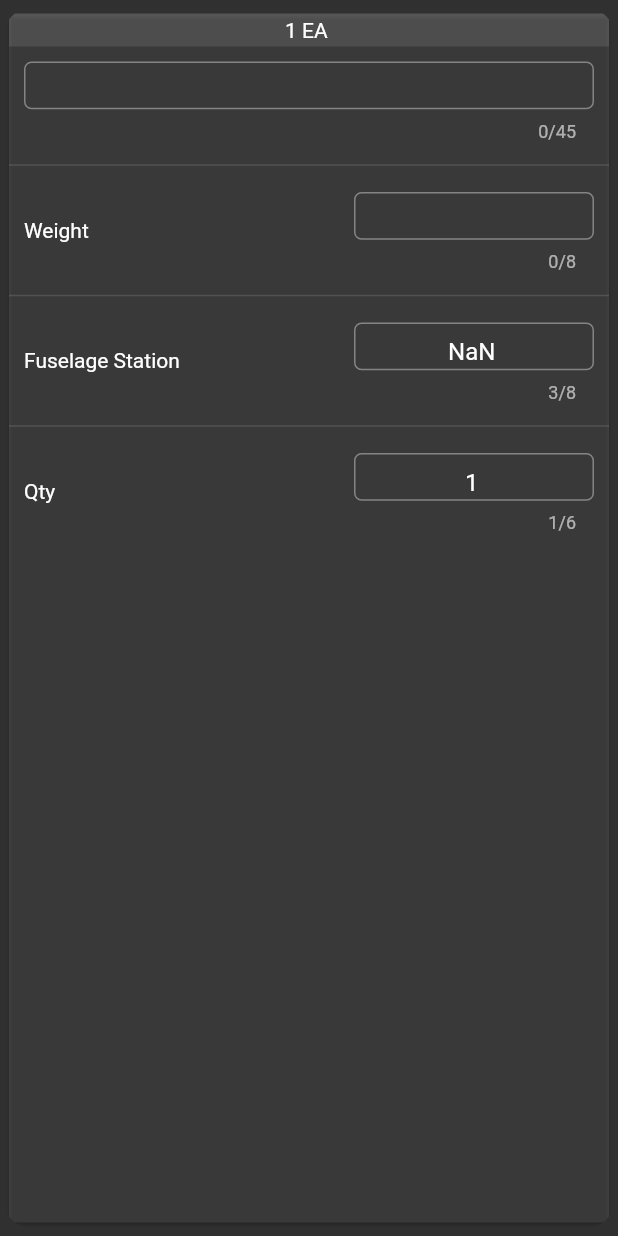
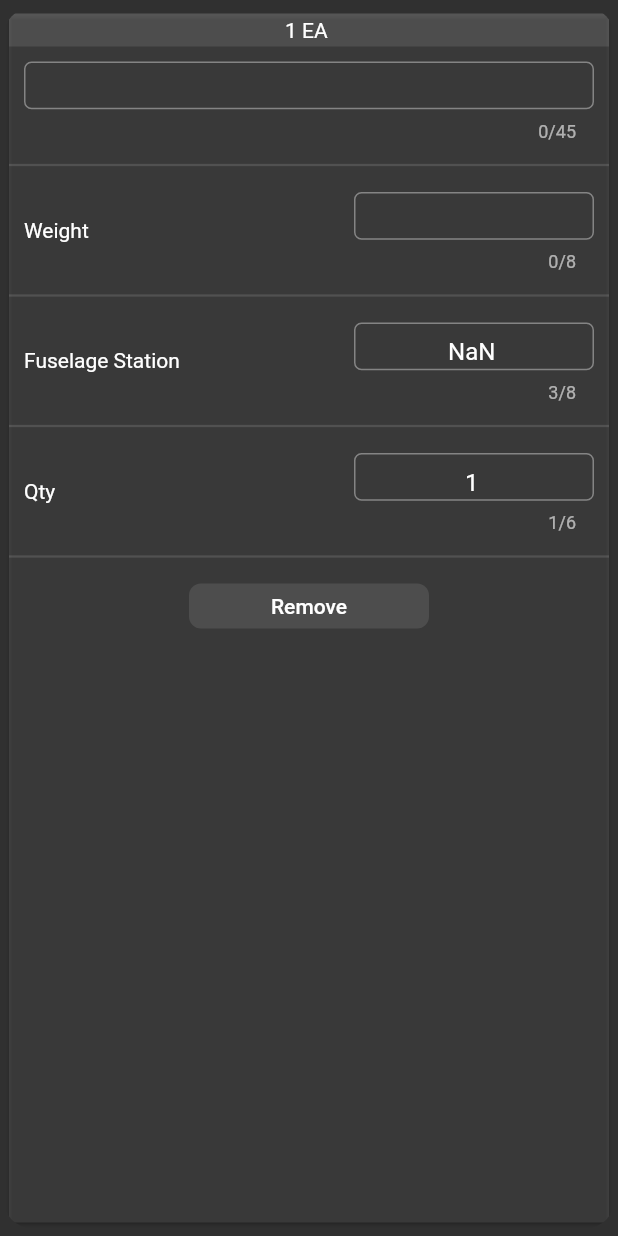
Before and after one commit to teaguestockwell/levels-v2-flutter, a Flutter app: the CargoUI widget shown alone on an empty page, opened directly with empty values, after a tap on an icon or button, on a phone screen of 412 x 824 dp. Run offline on Flutter 3.47's test engine with Material 2 defaults, Android fonts, the phone set to English and light mode, and no system bars; our stand-ins replace cloud_firestore, firebase_core, flutter_datetime_picker, flutter_linkify, flutter_phoenix, fluttertoast; accounts and stored records are empty.

Commit message:
Remove cargo
Former-commit-id: bed2d905901641a537c5dd0e009ccce23f1bc417

```diff
--- a/lib/Widgets/PercentMacWidgets/CargoUI.dart
+++ b/lib/Widgets/PercentMacWidgets/CargoUI.dart
@@ -3,7 +3,6 @@ import 'package:five_level_one/Backend/model.dart';
 import 'package:five_level_one/Widgets/UIWidgets/Input.dart';
 import 'package:five_level_one/Widgets/UIWidgets/Rows.dart';
 import 'package:flutter/material.dart';
-
 import '../Uitls.dart';
 
 class CargoUI extends StatefulWidget {/// interates the data model NameWeightFS with UI elements for input, and error checking
@@ -15,13 +14,14 @@ class CargoUI extends StatefulWidget {/// interates the data model NameWeightFS
   weight1,
   simpleMom;
   NameWeightFS nwf;
-  CargoUI(this.fs0,this.fs1,this.weight1,this.simpleMom,{this.nwf}){
+  IntCallBackIntPara onPressed;
+  CargoUI(this.fs0,this.fs1,this.weight1,this.simpleMom,{this.nwf, this.onPressed}){
     if(this.nwf == null){this.nwf = NameWeightFS();}
     this.nwf.simplemom = this.simpleMom;
   }
 
   ///caculates fs
-  CargoUI.fromAddA(this.fs0,this.fs1,this.weight1,this.nwf){this.simpleMom = this.nwf.simplemom; this.calculated = true;}
+  CargoUI.fromAddA(this.fs0,this.fs1,this.weight1,this.nwf,{this.onPressed}){this.simpleMom = this.nwf.simplemom; this.calculated = true;}
 
   @override
   _CargoUIState createState() => _CargoUIState();
@@ -32,7 +32,6 @@ class _CargoUIState extends State<CargoUI> {
   var tcWeight = TextEditingController();
   var tcFS = TextEditingController();
   var tcQty = TextEditingController();
-
 
   initState(){
     tcName.text = this.widget.nwf.name;
@@ -50,17 +49,22 @@ class _CargoUIState extends State<CargoUI> {
     super.initState();
   }
 
+  void removePress(){
+    this.widget.onPressed(this.widget.nwf.id);
+  }
+
   Widget buildInput(){
     if(this.widget.ope == false){return Container();}
-
-    var ret = Column(children: [
+      var ret = Column(children: [
       RowCenter(CustomTextFieldTextMax(tcName)),
-      Divider(thickness:1),
+      Divider(thickness:Const.divThickness),
       Row2.height(Text('Weight'), CustomTextFieldNumSize(tcWeight,8),Const.pickerHeight*1.7),
-      Divider(thickness:1),
+      Divider(thickness:Const.divThickness),
       Row2.height(Text('Fuselage Station'), CustomTextFieldNumSize(tcFS,8),Const.pickerHeight*1.7),
-      Divider(thickness:1),
+      Divider(thickness:Const.divThickness),
       Row2.height(Text('Qty'), CustomTextFieldNumSize(tcQty,6,decimal: false,),Const.pickerHeight*1.7),
+      Divider(thickness: Const.divThickness),
+      RowCenterOne(CustomButton('Remove',onPressed: (){this.widget.onPressed(this.widget.nwf.id);},))
     ],);
     return ret;
   }
@@ -74,6 +78,7 @@ class _CargoUIState extends State<CargoUI> {
       this.widget.ope = !this.widget.ope;
     });
   }
+
   @override
   void dispose() {
     tcFS.dispose();
@@ -82,8 +87,6 @@ class _CargoUIState extends State<CargoUI> {
     tcWeight.dispose();
     super.dispose();
   }
-
-
 
   @override
   Widget build(BuildContext context) {
--- a/lib/Widgets/PercentMacWidgets/cargoCard.dart
+++ b/lib/Widgets/PercentMacWidgets/cargoCard.dart
@@ -53,6 +53,7 @@ class _CargoCardState extends State<CargoCard> {
         this.widget.air.fs1,
         this.widget.air.weight1,
         this.widget.air.simplemom,
+        onPressed: removeCargoID,
         nwf: configCargo,
       );
       this.widget.configIndexes.add(configCargo.id);
```
Also changed, not shown: 1 other file.
